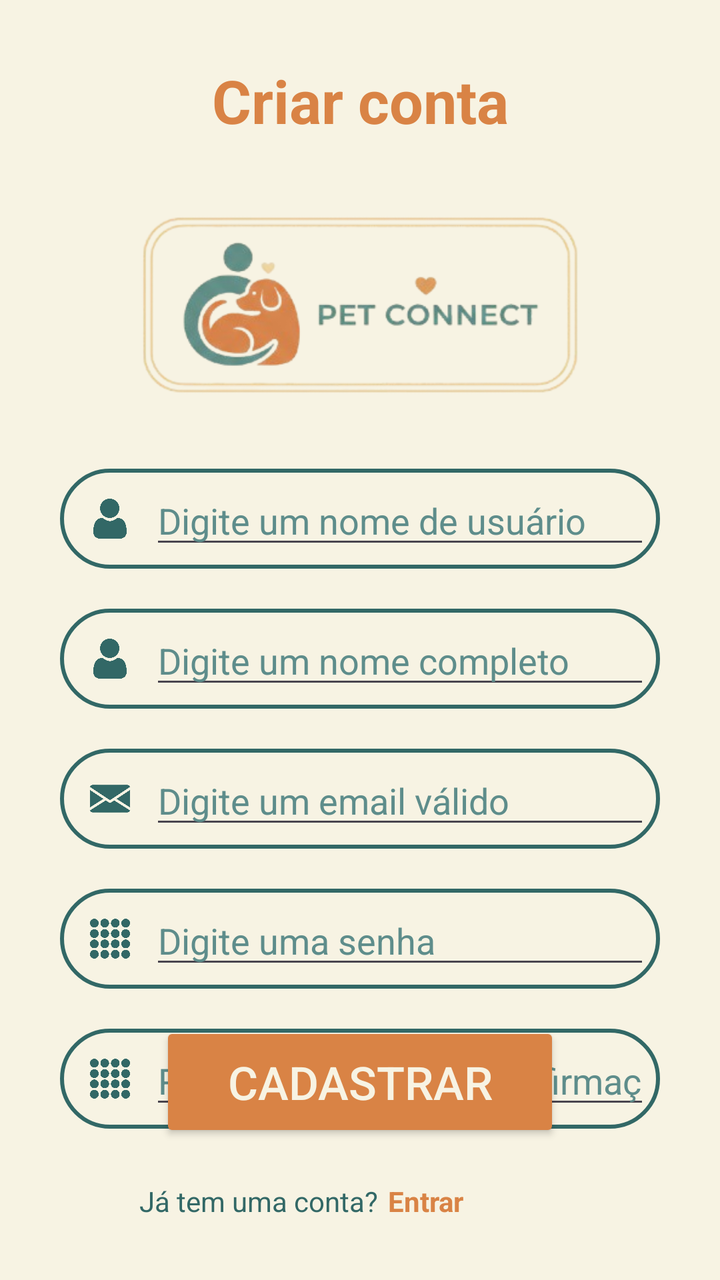
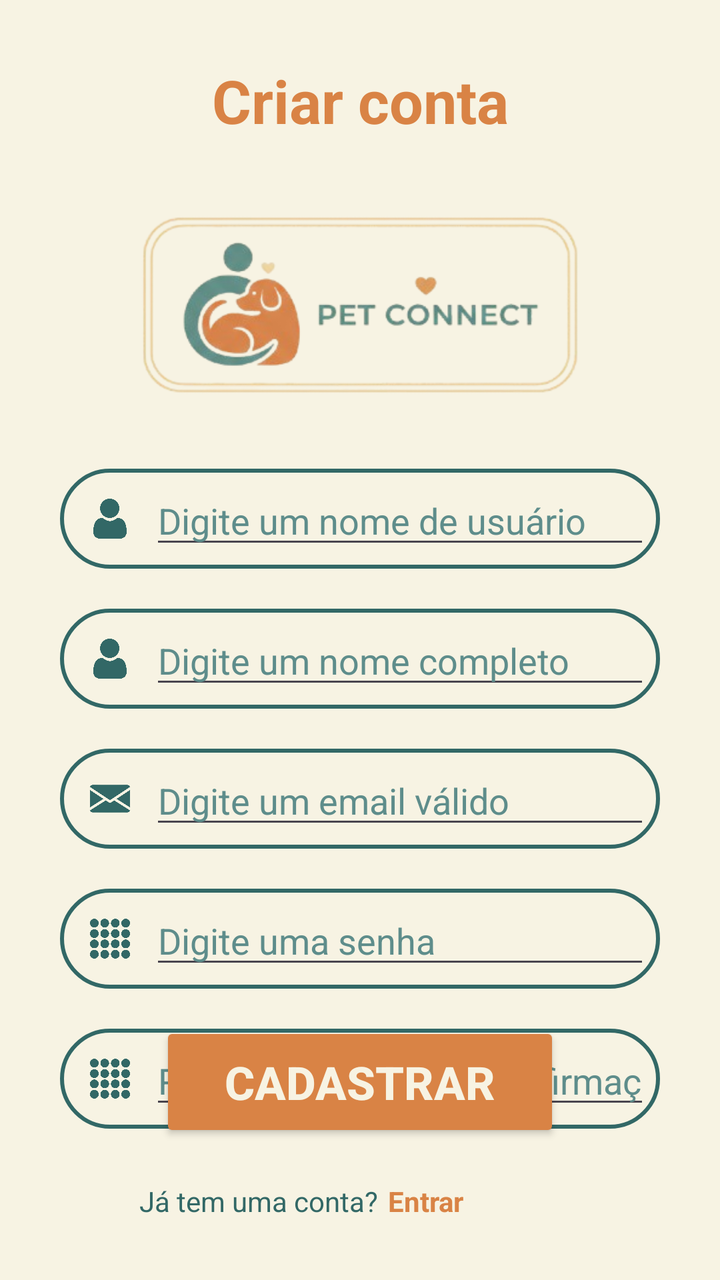

Screens rendered from an Android XML layout before and after an edit, with the pre-edit source and the edit as a unified diff.
<!-- AndroidManifest.xml: application theme Theme.Android -->
<!-- res/layout/activity_create.xml -->
<?xml version="1.0" encoding="utf-8"?>
<androidx.constraintlayout.widget.ConstraintLayout xmlns:android="http://schemas.android.com/apk/res/android"
    xmlns:app="http://schemas.android.com/apk/res-auto"
    xmlns:tools="http://schemas.android.com/tools"
    android:id="@+id/main"
    android:layout_width="match_parent"
    android:layout_height="match_parent"
    android:background="@color/beige"
    tools:context=".presentation.ui.CreateActivity">

    <TextView
        android:id="@+id/textView3"
        android:layout_width="wrap_content"
        android:layout_height="wrap_content"
        android:layout_marginTop="30dp"
        android:text="@string/textCreate"
        android:textColor="@color/orange"
        android:textSize="30sp"
        android:textStyle="bold"
        app:layout_constraintEnd_toEndOf="parent"
        app:layout_constraintStart_toStartOf="parent"
        app:layout_constraintTop_toTopOf="parent" />

    <ImageView
        android:id="@+id/imageView4"
        android:layout_width="303dp"
        android:layout_height="104dp"
        android:layout_marginTop="30dp"
        android:scaleType="centerCrop"
        app:layout_constraintEnd_toEndOf="parent"
        app:layout_constraintStart_toStartOf="parent"
        app:layout_constraintTop_toBottomOf="@+id/textView3"
        app:srcCompat="@drawable/img_logo_straight" />

    <LinearLayout
        android:layout_width="0dp"
        android:layout_height="wrap_content"
        android:layout_marginStart="30dp"
        android:layout_marginTop="30dp"
        android:layout_marginEnd="30dp"
        android:orientation="vertical"
        app:layout_constraintBottom_toTopOf="@+id/btnRegister_create"
        app:layout_constraintEnd_toEndOf="parent"
        app:layout_constraintHorizontal_bias="0.0"
        app:layout_constraintStart_toStartOf="parent"
        app:layout_constraintTop_toBottomOf="@+id/imageView4"
        app:layout_constraintVertical_bias="0.0">

        <LinearLayout
            android:layout_width="match_parent"
            android:layout_height="wrap_content"
            android:layout_marginBottom="20dp"
            android:background="@drawable/bg_input_blue"
            android:orientation="horizontal"
            android:padding="5dp">

            <ImageView
                android:id="@+id/imageView5"
                android:layout_width="40dp"
                android:layout_height="40dp"
                android:layout_weight="0"
                android:padding="10dp"
                android:tint="@color/blueDark"
                app:srcCompat="@drawable/ic_user" />

            <EditText
                android:id="@+id/txUser_create"
                android:layout_width="wrap_content"
                android:layout_height="40dp"
                android:layout_weight="1"
                android:ems="10"
                android:hint="@string/textInputUser"
                android:inputType="text"
                android:textColor="@color/blue"
                android:textColorHint="@color/blue" />
        </LinearLayout>

        <LinearLayout
            android:layout_width="match_parent"
            android:layout_height="wrap_content"
            android:layout_marginBottom="20dp"
            android:background="@drawable/bg_input_blue"
            android:orientation="horizontal"
            android:padding="5dp">

            <ImageView
                android:id="@+id/imageView5"
                android:layout_width="40dp"
                android:layout_height="40dp"
                android:layout_weight="0"
                android:padding="10dp"
                android:tint="@color/blueDark"
                app:srcCompat="@drawable/ic_user" />

            <EditText
                android:id="@+id/txName_create"
                android:layout_width="wrap_content"
                android:layout_height="40dp"
                android:layout_weight="1"
                android:ems="10"
                android:hint="@string/textInputName"
                android:inputType="text"
                android:textColor="@color/blue"
                android:textColorHint="@color/blue" />
        </LinearLayout>

        <LinearLayout
            android:layout_width="match_parent"
            android:layout_height="wrap_content"
            android:layout_marginBottom="20dp"
            android:background="@drawable/bg_input_blue"
            android:orientation="horizontal"
            android:padding="5dp">

            <ImageView
                android:id="@+id/imageView5"
                android:layout_width="40dp"
                android:layout_height="40dp"
                android:layout_weight="0"
                android:padding="10dp"
                android:tint="@color/blueDark"
                app:srcCompat="@drawable/ic_email" />

            <EditText
                android:id="@+id/txEmail_create"
                android:layout_width="wrap_content"
                android:layout_height="40dp"
                android:layout_weight="1"
                android:ems="10"
                android:hint="@string/textInputEmail"
                android:inputType="text"
                android:textColor="@color/blue"
                android:textColorHint="@color/blue" />
        </LinearLayout>

        <LinearLayout
            android:layout_width="match_parent"
            android:layout_height="wrap_content"
            android:layout_marginBottom="20dp"
            android:background="@drawable/bg_input_blue"
            android:orientation="horizontal"
            android:padding="5dp">

            <ImageView
                android:id="@+id/imageView5"
                android:layout_width="40dp"
                android:layout_height="40dp"
                android:layout_weight="0"
                android:padding="10dp"
                android:tint="@color/blueDark"
                app:srcCompat="@drawable/ic_password" />

            <EditText
                android:id="@+id/txPassword_create"
                android:layout_width="wrap_content"
                android:layout_height="40dp"
                android:layout_weight="1"
                android:ems="10"
                android:hint="@string/textInputPassword"
                android:inputType="text"
                android:textColor="@color/blue"
                android:textColorHint="@color/blue" />
        </LinearLayout>

        <LinearLayout
            android:layout_width="match_parent"
            android:layout_height="wrap_content"
            android:background="@drawable/bg_input_blue"
            android:orientation="horizontal"
            android:padding="5dp">

            <ImageView
                android:id="@+id/imageView5"
                android:layout_width="40dp"
                android:layout_height="40dp"
                android:layout_weight="0"
                android:padding="10dp"
                android:tint="@color/blueDark"
                app:srcCompat="@drawable/ic_password" />

            <EditText
                android:id="@+id/txPasswordRepeat_create"
                android:layout_width="wrap_content"
                android:layout_height="40dp"
                android:layout_weight="1"
                android:ems="10"
                android:hint="@string/textInputPasswordRepeat"
                android:inputType="text"
                android:textColor="@color/blue"
                android:textColorHint="@color/blue" />
        </LinearLayout>
    </LinearLayout>

    <Button
        android:id="@+id/btnRegister_create"
        android:layout_width="0dp"
        android:layout_height="60dp"
        android:layout_marginStart="80dp"
        android:layout_marginEnd="80dp"
        android:layout_marginBottom="20dp"
        android:backgroundTint="@color/orange"
        android:text="@string/textBtnCreate"
        android:textColor="@color/beige"
        android:textSize="23sp"
        app:cornerRadius="15dp"
        app:layout_constraintBottom_toTopOf="@+id/textView4"
        app:layout_constraintEnd_toEndOf="parent"
        app:layout_constraintHorizontal_bias="0.0"
        app:layout_constraintStart_toStartOf="parent" />

    <TextView
        android:id="@+id/textView4"
        android:layout_width="wrap_content"
        android:layout_height="wrap_content"
        android:layout_marginEnd="5dp"
        android:layout_marginBottom="30dp"
        android:text="@string/textBackCreate"
        android:textColor="@color/blueDark"
        app:layout_constraintBottom_toBottomOf="parent"
        app:layout_constraintEnd_toStartOf="@+id/linkLogin_create"
        app:layout_constraintHorizontal_bias="1.0"
        app:layout_constraintStart_toStartOf="parent" />

    <TextView
        android:id="@+id/linkLogin_create"
        android:layout_width="wrap_content"
        android:layout_height="wrap_content"
        android:layout_marginEnd="128dp"
        android:layout_marginBottom="30dp"
        android:text="@string/textLogIn"
        android:textColor="@color/orange"
        android:textStyle="bold"
        app:layout_constraintBottom_toBottomOf="parent"
        app:layout_constraintEnd_toEndOf="parent" />

</androidx.constraintlayout.widget.ConstraintLayout>
<!-- resources referenced by this layout -->
<resources>
  <color name="beige">#F7F3E3</color>
  <color name="blue">#5E8D8B</color>
  <color name="blueDark">#326866</color>
  <color name="orange">#D98345</color>
  <!-- drawable bg_input_blue (drawable) -->
  <?xml version="1.0" encoding="utf-8"?>
  <shape xmlns:android="http://schemas.android.com/apk/res/android"
      android:shape="rectangle">
  
      <stroke
          android:width="2dp"
          android:color="#326866" />
      <corners android:radius="50dp"/>
  </shape>
  <!-- drawable ic_email: png bitmap (drawable, 54430 bytes) -->
  <!-- drawable ic_password: png bitmap (drawable, 80617 bytes) -->
  <!-- drawable ic_user: png bitmap (drawable, 40251 bytes) -->
  <!-- drawable img_logo_straight: png bitmap (drawable, 63200 bytes) -->
  <string name="textBackCreate">Já tem uma conta?</string>
  <string name="textBtnCreate">Cadastrar</string>
  <string name="textCreate">Criar conta</string>
  <string name="textInputEmail">Digite um email válido</string>
  <string name="textInputName">Digite um nome completo</string>
  <string name="textInputPassword">Digite uma senha</string>
  <string name="textInputPasswordRepeat">Repita a senha para confirmação</string>
  <string name="textInputUser">Digite um nome de usuário</string>
  <string name="textLogIn">Entrar</string>
  <style name="Theme.Android" parent="Base.Theme.Android" />
  <style name="Base.Theme.Android" parent="Theme.Material3.DayNight.NoActionBar">
          
          
      </style>
</resources>

<!-- the commit's change to res/layout/activity_create.xml (unified diff, before → after) -->
@@ -202,6 +202,7 @@
         android:text="@string/textBtnCreate"
         android:textColor="@color/beige"
         android:textSize="23sp"
+        android:textStyle="bold"
         app:cornerRadius="15dp"
         app:layout_constraintBottom_toTopOf="@+id/textView4"
         app:layout_constraintEnd_toEndOf="parent"
